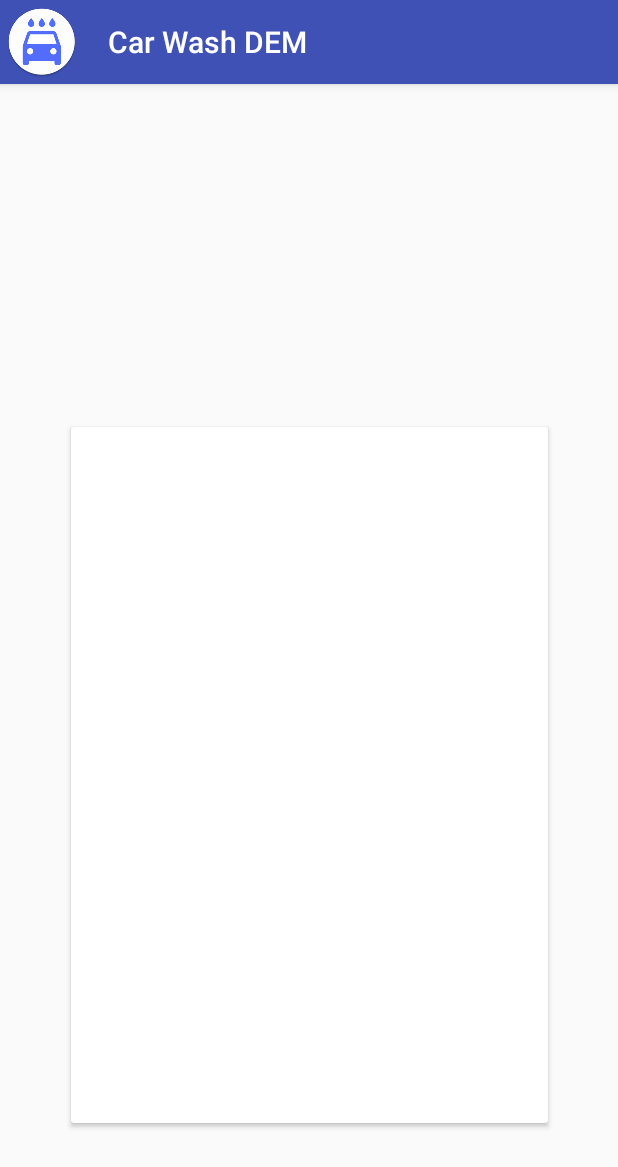
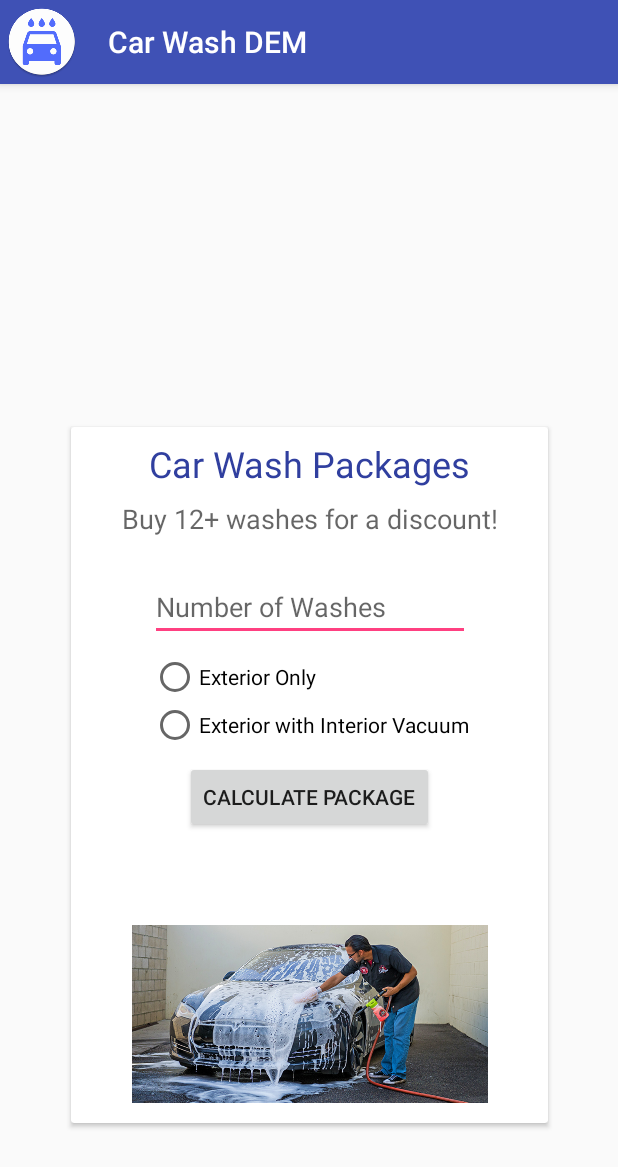
Before and after one commit to dmutlu/CarWashDEM, an Android app: the screen it shows after launch (MainActivity), on a phone screen of 412 x 824 dp. Shown: the top 1167 px of the screen. Run offline under Robolectric (Android 15) with nearby library versions, the phone set to English and light mode, and no system bars.

Commit message:
Strings and Image Added.

```diff
--- a/app/src/main/res/layout/activity_main.xml
+++ b/app/src/main/res/layout/activity_main.xml
@@ -43,7 +43,111 @@
                 android:layout_marginRight="8dp"
                 app:layout_constraintRight_toRightOf="parent"
                 app:layout_constraintVertical_bias="0.804"
-                app:cardBackgroundColor="@color/cardview_light_background"/>
+                app:cardBackgroundColor="@color/cardview_light_background">
+
+            <android.support.constraint.ConstraintLayout
+                    android:layout_width="match_parent"
+                    android:layout_height="match_parent">
+
+                <TextView
+                        android:text="@string/title"
+                        android:layout_width="wrap_content"
+                        android:layout_height="wrap_content"
+                        android:id="@+id/textView"
+                        app:layout_constraintLeft_toLeftOf="parent"
+                        app:layout_constraintRight_toRightOf="parent"
+                        app:layout_constraintTop_toTopOf="parent"
+                        android:layout_marginTop="8dp"
+                        android:textAppearance="@style/TextAppearance.AppCompat.Headline"
+                        android:textColor="@color/colorPrimaryDark"/>
+
+                <TextView
+                        android:text="@string/sub_title"
+                        android:layout_width="wrap_content"
+                        android:layout_height="wrap_content"
+                        android:id="@+id/textView2"
+                        app:layout_constraintLeft_toLeftOf="parent"
+                        app:layout_constraintRight_toRightOf="parent"
+                        android:layout_marginTop="8dp"
+                        app:layout_constraintTop_toBottomOf="@+id/textView"
+                        android:textAppearance="@style/TextAppearance.AppCompat.Medium"/>
+
+                <EditText
+                        android:layout_width="wrap_content"
+                        android:layout_height="wrap_content"
+                        android:inputType="number"
+                        android:ems="10"
+                        android:id="@+id/editText"
+                        app:layout_constraintLeft_toLeftOf="parent"
+                        app:layout_constraintRight_toRightOf="parent"
+                        android:layout_marginTop="24dp"
+                        app:layout_constraintTop_toBottomOf="@+id/textView2"
+                        app:layout_constraintHorizontal_bias="0.504"
+                        android:hint="@string/hint"/>
+
+                <RadioGroup
+                        android:layout_width="wrap_content"
+                        android:layout_height="wrap_content"
+                        app:layout_constraintLeft_toLeftOf="parent"
+                        app:layout_constraintRight_toRightOf="parent"
+                        android:layout_marginTop="8dp"
+                        app:layout_constraintTop_toBottomOf="@+id/editText"
+                        android:id="@+id/radioGroup">
+
+                    <RadioButton
+                            android:text="@string/radio_ext"
+                            android:layout_width="wrap_content"
+                            android:layout_height="wrap_content"
+                            android:id="@+id/radioButton2"
+                            android:layout_weight="1"/>
+
+                    <RadioButton
+                            android:text="@string/radio_ext_int"
+                            android:layout_width="wrap_content"
+                            android:layout_height="wrap_content"
+                            android:id="@+id/radioButton"
+                            android:layout_weight="1"/>
+                </RadioGroup>
+
+                <Button
+                        android:text="@string/button"
+                        android:layout_width="wrap_content"
+                        android:layout_height="wrap_content"
+                        android:id="@+id/button"
+                        app:layout_constraintLeft_toLeftOf="parent"
+                        app:layout_constraintRight_toRightOf="parent"
+                        android:layout_marginTop="8dp"
+                        app:layout_constraintTop_toBottomOf="@+id/radioGroup"/>
+
+                <TextView
+                        android:text="TextView"
+                        android:layout_width="wrap_content"
+                        android:layout_height="wrap_content"
+                        android:id="@+id/textView3"
+                        android:layout_marginTop="20dp"
+                        app:layout_constraintTop_toBottomOf="@+id/button"
+                        app:layout_constraintLeft_toLeftOf="parent"
+                        app:layout_constraintRight_toRightOf="parent"
+                        android:textAppearance="@style/TextAppearance.AppCompat.Medium"
+                        android:textColor="?android:attr/colorFocusedHighlight"
+                        android:visibility="invisible"/>
+
+                <ImageView
+                        android:layout_width="237dp"
+                        android:layout_height="122dp"
+                        app:srcCompat="@drawable/tesla_wash"
+                        android:id="@+id/imageView"
+                        app:layout_constraintLeft_toLeftOf="parent"
+                        app:layout_constraintRight_toRightOf="parent"
+                        app:layout_constraintBottom_toBottomOf="parent"
+                        android:layout_marginBottom="8dp"
+                        android:layout_marginTop="8dp"
+                        app:layout_constraintTop_toBottomOf="@+id/textView3"
+                        app:layout_constraintHorizontal_bias="0.506"
+                        app:layout_constraintVertical_bias="0.652"
+                        android:contentDescription="@string/title"/>
+            </android.support.constraint.ConstraintLayout>
+        </android.support.v7.widget.CardView>
     </android.support.constraint.ConstraintLayout>
 
 </android.support.design.widget.CoordinatorLayout>
--- a/app/src/main/res/values/colors.xml
+++ b/app/src/main/res/values/colors.xml
@@ -1,6 +1,6 @@
 <?xml version="1.0" encoding="utf-8"?>
 <resources>
     <color name="colorPrimary">#3F51B5</color>
-    <color name="colorPrimaryDark">#303F9F</color>
+    <color name="colorPrimaryDark">#303f9f</color>
     <color name="colorAccent">#FF4081</color>
 </resources>
--- a/app/src/main/res/values/strings.xml
+++ b/app/src/main/res/values/strings.xml
@@ -1,3 +1,9 @@
 <resources>
     <string name="app_name">Car Wash DEM</string>
+    <string name="title">Car Wash Packages</string>
+    <string name="sub_title">Buy 12+ washes for a discount!</string>
+    <string name="hint">Number of Washes</string>
+    <string name="radio_ext">Exterior Only</string>
+    <string name="radio_ext_int">Exterior with Interior Vacuum</string>
+    <string name="button">Calculate Package</string>
 </resources>
```
Also changed, not shown: app/src/main/res/drawable/tesla_wash.jpg (added).
